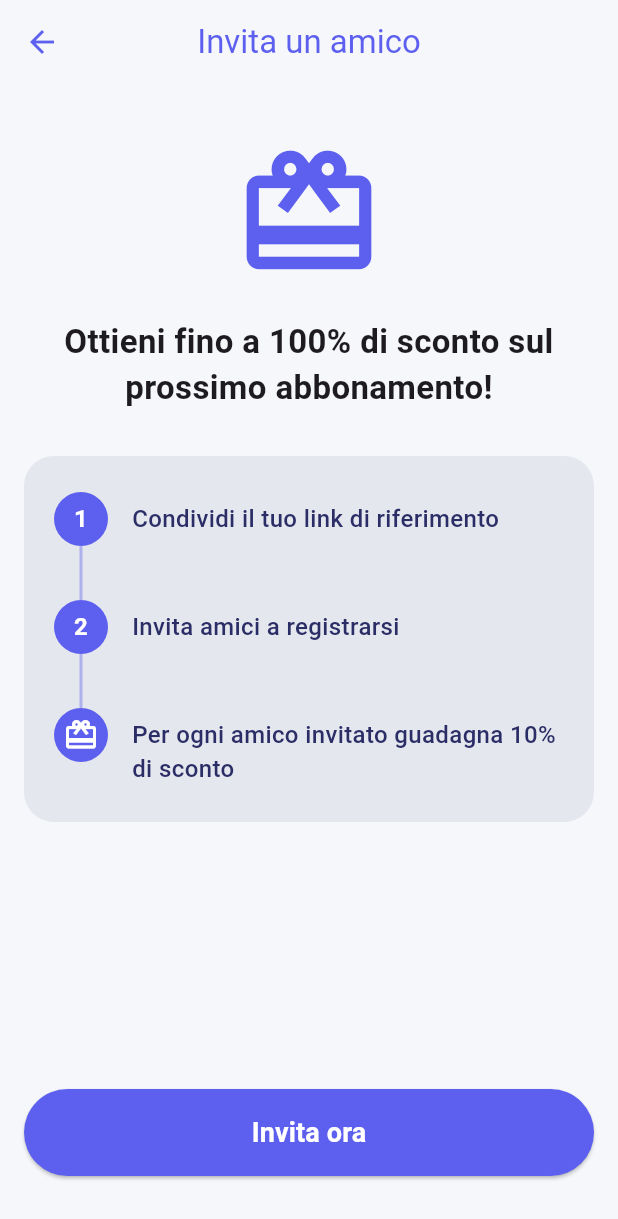
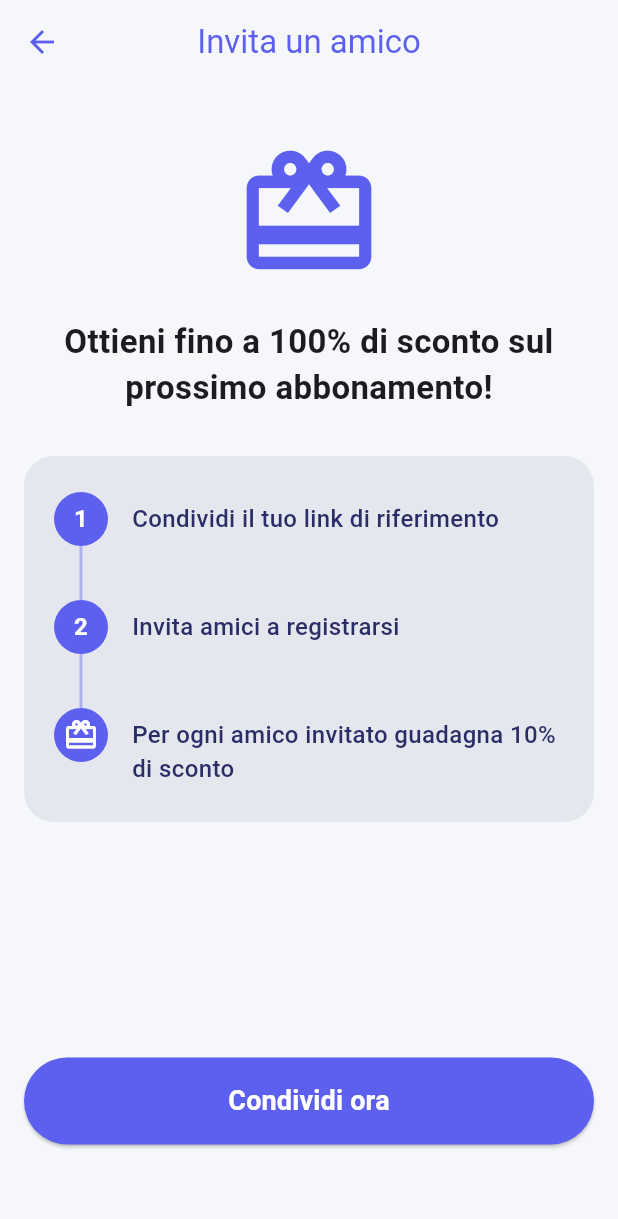
Before and after one commit to anish77/PharmaBox, a Flutter app: the InviteFriendPage screen opened directly, on a phone screen of 412 x 824 dp. Shown: the top 1219 px of the screen. Run offline on Flutter 3.47's test engine with Material 3 defaults, Android fonts, the phone set to English and light mode, and no system bars; our stand-ins replace cloud_firestore, firebase_auth, firebase_core, flutter_bloc, flutter_blue_plus, flutter_riverpod and 5 more; accounts and stored records are empty.

Commit message:
invita un amico logic

```diff
--- a/lib/view/invite_friend_page.dart
+++ b/lib/view/invite_friend_page.dart
@@ -1,7 +1,7 @@
 import 'package:flutter/material.dart';
-import 'package:flutter/services.dart';
 import 'package:pharma_box/data/constants.dart';
 import 'package:pharma_box/widgets/custom_button.dart';
+import 'package:share_plus/share_plus.dart';
 
 class InviteFriendPage extends StatelessWidget {
   final String referralCode;
@@ -138,12 +138,18 @@ class InviteFriendPage extends StatelessWidget {
               ),
             ),
             CustomButton(
-              title: 'Invita ora',
+              title: 'Condividi ora',
               titleColor: Colors.white,
               backgroundColor: kPrimary,
-              onPressed: () {},
+              onPressed: () {
+                final message =
+                    'Registrati su $kAppName e usa il mio codice $referralCode per ricevere lo sconto!';
+                SharePlus.instance.share(
+                  ShareParams(text: message, subject: kAppName),
+                );
+              },
             ),
-            const SizedBox(height: 24),
+            const SizedBox(height: 45),
           ],
         ),
       ),
```
